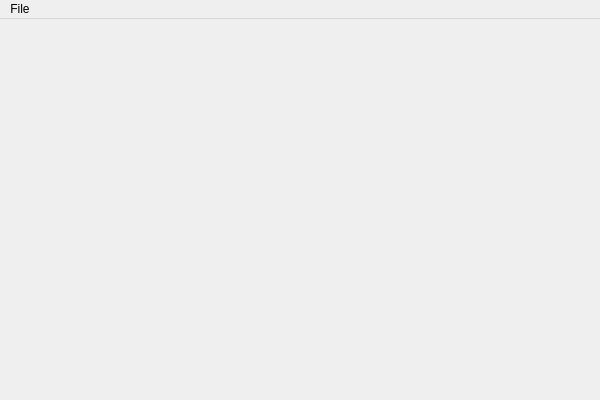
Above: ImageViewer/imageviewer.ui from n-gorbunov/ImageBinarize before the change. Below: the same form after it.
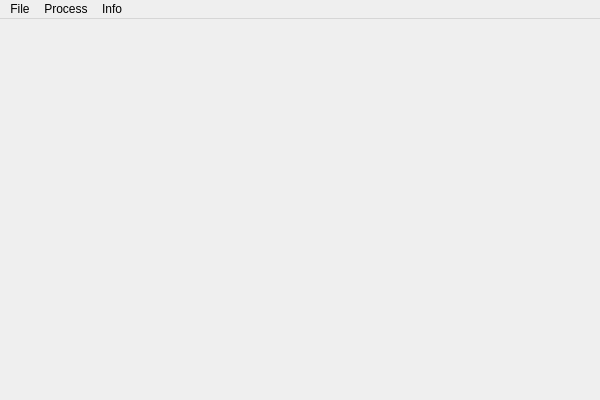
That is the form after the change.

What changed in the file:
```diff
--- a/ImageViewer/imageviewer.ui
+++ b/ImageViewer/imageviewer.ui
@@ -40,7 +40,21 @@
     <addaction name="actionOpen"/>
     <addaction name="actionExit"/>
    </widget>
+   <widget class="QMenu" name="menuInfo">
+    <property name="title">
+     <string>Info</string>
+    </property>
+    <addaction name="actionHistogram"/>
+   </widget>
+   <widget class="QMenu" name="menuProcess">
+    <property name="title">
+     <string>Process</string>
+    </property>
+    <addaction name="actionGrayscale"/>
+   </widget>
    <addaction name="menuFile"/>
+   <addaction name="menuProcess"/>
+   <addaction name="menuInfo"/>
   </widget>
   <action name="actionOpen">
    <property name="text">
```
Left out of the diff: 22 changed lines with no effect on the pictures.
